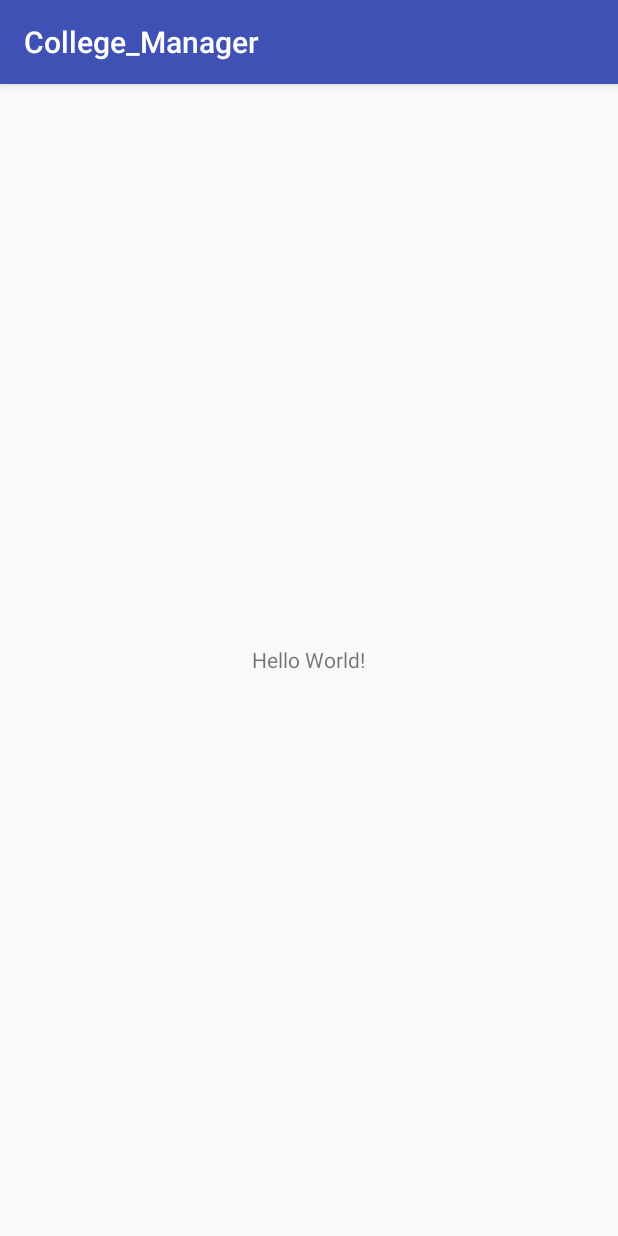
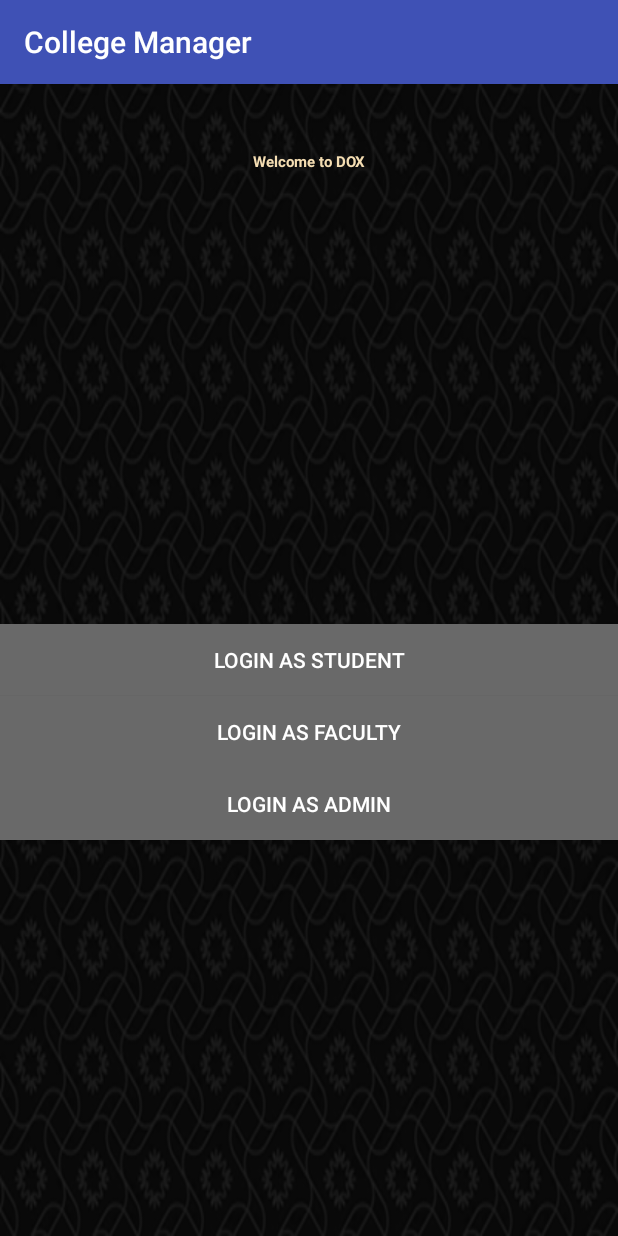
Before and after one commit to Deepthi1912/College_Manager, an Android app: the screen it shows after launch (LoginChooserActivity), on a phone screen of 412 x 824 dp. Run offline under Robolectric (Android 15) with nearby library versions, the phone set to English and light mode, and no system bars.

Commit message:
Login Ui

```diff
--- a/app/src/main/res/layout/activity_login_chooser.xml
+++ b/app/src/main/res/layout/activity_login_chooser.xml
@@ -1,14 +1,62 @@
 <?xml version="1.0" encoding="utf-8"?>
-<RelativeLayout xmlns:android="http://schemas.android.com/apk/res/android"
+<android.support.constraint.ConstraintLayout xmlns:android="http://schemas.android.com/apk/res/android"
+    xmlns:app="http://schemas.android.com/apk/res-auto"
     xmlns:tools="http://schemas.android.com/tools"
+    android:id="@+id/relativeLayout"
     android:layout_width="match_parent"
     android:layout_height="match_parent"
+    android:background="@drawable/loginbackground"
     tools:context="com.student.satyam.college_manager.LoginChooserActivity">
 
+
+
+    <Button
+        android:id="@+id/LoginStudentButton"
+        style="@style/Widget.AppCompat.Button.Borderless"
+        android:layout_width="match_parent"
+        android:layout_height="wrap_content"
+        android:background="#696969"
+        android:text="@string/login_as_student"
+        android:textColor="#FFFFFF"
+        app:layout_constraintBottom_toBottomOf="parent"
+        app:layout_constraintTop_toTopOf="parent" />
+
+    <Button
+        android:id="@+id/LoginTeacherButton"
+        style="@style/Widget.AppCompat.Button.Colored"
+        android:layout_width="match_parent"
+        android:layout_height="wrap_content"
+        android:background="#696969"
+        android:text="@string/login_as_faculty"
+        android:textColor="#FFFFFF"
+        app:layout_constraintTop_toBottomOf="@+id/LoginStudentButton" />
+
+    <Button
+        android:id="@+id/LoginAdminButton"
+        style="@style/Widget.AppCompat.Button.Colored"
+        android:layout_width="match_parent"
+        android:layout_height="wrap_content"
+        android:background="#696969"
+        android:text="@string/login_as_admin"
+        android:textColor="#FFFFFF"
+        app:layout_constraintTop_toBottomOf="@+id/LoginTeacherButton"
+        />
+
     <TextView
+        android:id="@+id/textView"
         android:layout_width="wrap_content"
         android:layout_height="wrap_content"
-        android:text="Hello World!"
-        android:layout_centerInParent="true"/>
+        android:layout_marginBottom="8dp"
+        android:layout_marginTop="8dp"
+        android:text="@string/welcome_to_dox"
+        android:textAppearance="@style/Base.ThemeOverlay.AppCompat.Light"
+        android:textColor="#F5DEB3"
+        android:textStyle="bold"
 
-</RelativeLayout>
+        app:layout_constraintBottom_toBottomOf="parent"
+        app:layout_constraintLeft_toLeftOf="parent"
+        app:layout_constraintRight_toRightOf="parent"
+        app:layout_constraintTop_toTopOf="parent"
+        app:layout_constraintVertical_bias="0.050000012" />
+
+</android.support.constraint.ConstraintLayout>
--- a/app/src/main/res/values/strings.xml
+++ b/app/src/main/res/values/strings.xml
@@ -1,3 +1,7 @@
 <resources>
-    <string name="app_name">College_Manager</string>
+    <string name="app_name">College Manager</string>
+    <string name="login_as_student"> Login as Student </string>
+    <string name="login_as_faculty">Login as Faculty</string>
+    <string name="login_as_admin">Login as Admin</string>
+    <string name="welcome_to_dox">Welcome to DOX</string>
 </resources>
```
Also changed, not shown: app/src/main/res/drawable-v24/loginbackground.png (added).
